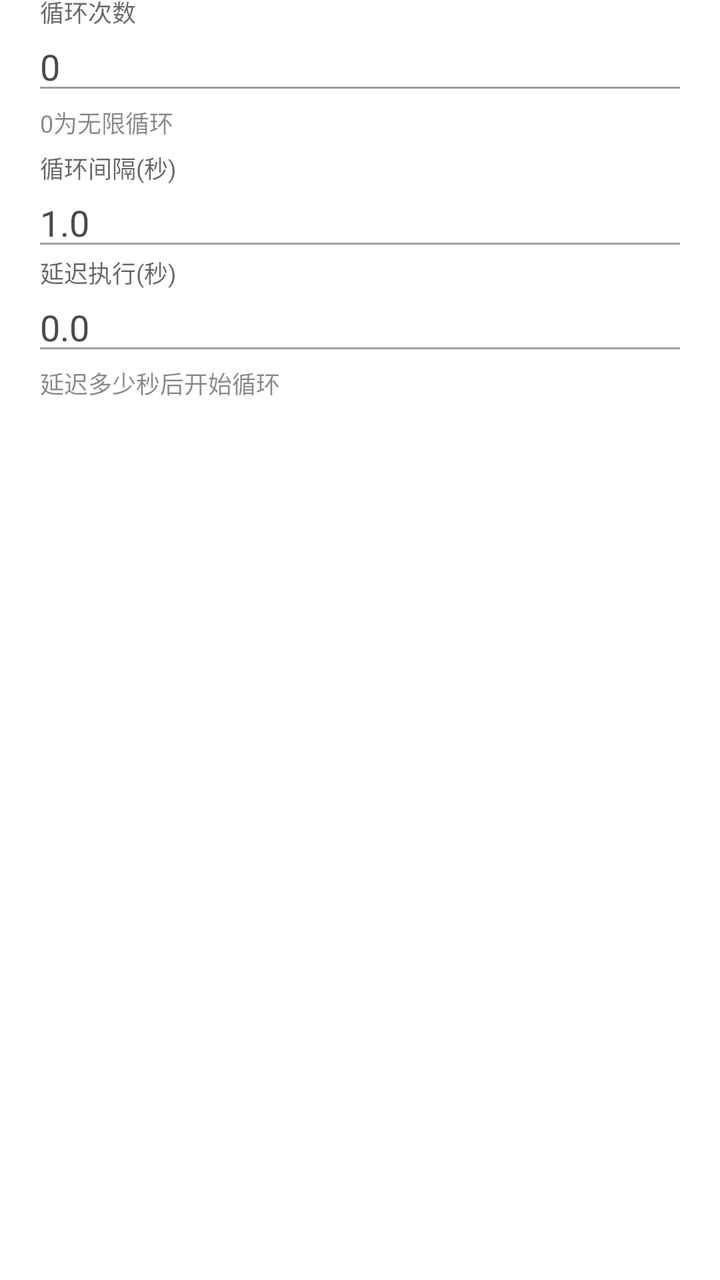
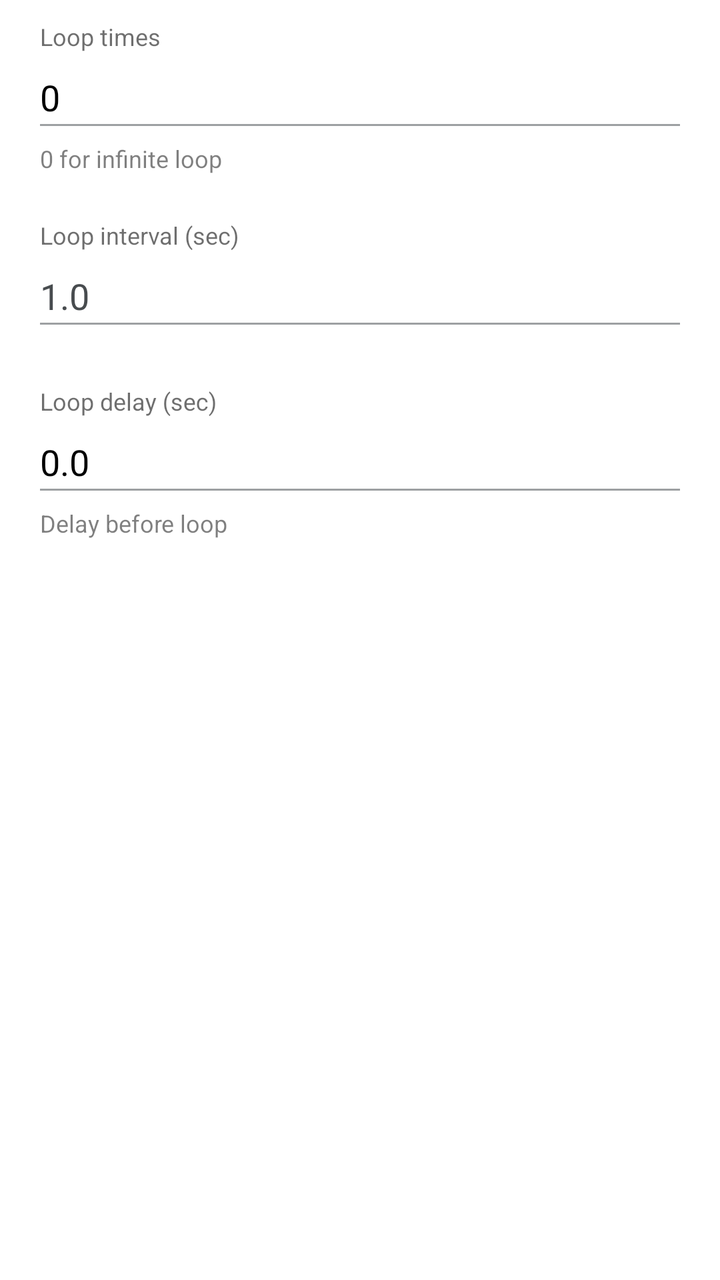

Two renders of the same Android screen: before a commit and after it. Below are the layout's source before the change and the commit's diff.
<!-- AndroidManifest.xml: application theme AppTheme -->
<!-- res/layout/dialog_script_loop.xml -->
<?xml version="1.0" encoding="utf-8"?>
<LinearLayout xmlns:android="http://schemas.android.com/apk/res/android"
              xmlns:tools="http://schemas.android.com/tools"
              android:layout_width="match_parent"
              android:layout_height="match_parent"
              android:orientation="vertical"
              android:paddingLeft="16dp"
              android:paddingRight="16dp">


    <com.google.android.material.textfield.TextInputLayout
        android:layout_width="match_parent"
        android:layout_height="wrap_content"
        android:hint="@string/text_loop_times">

        <androidx.appcompat.widget.AppCompatEditText
            android:id="@+id/loop_times"
            android:layout_width="match_parent"
            android:layout_height="wrap_content"
            android:inputType="number"
            android:text="0"
            tools:ignore="HardcodedText"/>

    </com.google.android.material.textfield.TextInputLayout>

    <TextView
        android:layout_width="match_parent"
        android:layout_height="wrap_content"
        android:layout_marginLeft="4dp"
        android:layout_marginBottom="8dp"
        android:text="@string/hint_loop_times"
        android:textColor="#77000000"
        android:textSize="12sp"/>

    <com.google.android.material.textfield.TextInputLayout
        android:layout_width="match_parent"
        android:layout_height="wrap_content"
        android:hint="@string/text_loop_interval">

        <androidx.appcompat.widget.AppCompatEditText
            android:id="@+id/loop_interval"
            android:layout_width="match_parent"
            android:layout_height="wrap_content"
            android:inputType="numberDecimal"
            android:text="1.0"
            tools:ignore="HardcodedText"/>

    </com.google.android.material.textfield.TextInputLayout>

    <com.google.android.material.textfield.TextInputLayout
        android:layout_width="match_parent"
        android:layout_height="wrap_content"
        android:hint="@string/text_loop_delay">

        <androidx.appcompat.widget.AppCompatEditText
            android:id="@+id/loop_delay"
            android:layout_width="match_parent"
            android:layout_height="wrap_content"
            android:inputType="numberDecimal"
            android:text="0.0"
            tools:ignore="HardcodedText"/>

    </com.google.android.material.textfield.TextInputLayout>

    <TextView
        android:layout_width="match_parent"
        android:layout_height="wrap_content"
        android:layout_marginLeft="4dp"
        android:layout_marginBottom="8dp"
        android:text="@string/hint_loop_delay"
        android:textColor="#77000000"
        android:textSize="12sp"/>
</LinearLayout>
<!-- resources referenced by this layout -->
<resources>
  <string name="hint_loop_delay">延迟多少秒后开始循环</string>
  <string name="hint_loop_times">0为无限循环</string>
  <string name="text_loop_delay">延迟执行(秒)</string>
  <string name="text_loop_interval">循环间隔(秒)</string>
  <string name="text_loop_times">循环次数</string>
  <style name="AppTheme" parent="Theme.AppCompat.DayNight.NoActionBar">
          <item name="colorPrimary">@color/colorPrimary</item>
          <item name="colorPrimaryDark">@color/colorPrimaryDark</item>
          <item name="colorAccent">@color/colorAccent</item>
          <item name="android:textColorPrimary">@color/text_color_secondary</item>
          <item name="android:textColorSecondary">@color/text_color_thirdly</item>
          <item name="android:windowBackground">@color/window_background</item>
          <item name="android:itemBackground">@color/item_background</item>
          <item name="itemBackgroundDark">@color/item_background_dark</item>
          <item name="android:divider">@color/divider</item>
          <item name="drawer_item_text_color">@color/drawer_menu_item_text_color</item>
          <item name="drawer_group_text_color">@color/drawer_menu_group_text_color</item>
      </style>
  <color name="colorPrimary">#37474F</color>
  <color name="colorPrimaryDark">#37474F</color>
  <color name="colorAccent">#03a9f4</color>
  <color name="text_color_secondary">#484C4F</color>
  <color name="text_color_thirdly">#9DA0A2</color>
  <color name="window_background">#FFFFFF</color>
  <color name="item_background">#FFFFFF</color>
  <color name="item_background_dark">#FFFFFF</color>
  <color name="divider">#f2f3f5</color>
  <color name="drawer_menu_item_text_color">#484C4F</color>
  <color name="drawer_menu_group_text_color">#999999</color>
</resources>

<!-- the commit's change to res/layout/dialog_script_loop.xml (unified diff, before → after) -->
@@ -1,73 +1,82 @@
 <?xml version="1.0" encoding="utf-8"?>
 <LinearLayout xmlns:android="http://schemas.android.com/apk/res/android"
-              xmlns:tools="http://schemas.android.com/tools"
-              android:layout_width="match_parent"
-              android:layout_height="match_parent"
-              android:orientation="vertical"
-              android:paddingLeft="16dp"
-              android:paddingRight="16dp">
-
+        xmlns:tools="http://schemas.android.com/tools"
+        android:layout_width="match_parent"
+        android:layout_height="match_parent"
+        android:orientation="vertical"
+        android:paddingLeft="16dp"
+        android:paddingRight="16dp">
 
     <com.google.android.material.textfield.TextInputLayout
-        android:layout_width="match_parent"
-        android:layout_height="wrap_content"
-        android:hint="@string/text_loop_times">
+            android:layout_width="match_parent"
+            android:layout_height="wrap_content"
+            android:layout_marginVertical="12dp"
+            android:textColorHint="#91000000"
+            android:hint="@string/text_loop_times">
 
         <androidx.appcompat.widget.AppCompatEditText
-            android:id="@+id/loop_times"
-            android:layout_width="match_parent"
-            android:layout_height="wrap_content"
-            android:inputType="number"
-            android:text="0"
-            tools:ignore="HardcodedText"/>
+                android:id="@+id/loop_times"
+                android:layout_width="match_parent"
+                android:layout_height="48dp"
+                android:inputType="number"
+                android:text="0"
+                android:textColor="#ff000000"
+                tools:ignore="HardcodedText"
+                android:height="48dp" />
 
-    </com.google.android.material.textfield.TextInputLayout>
-
-    <TextView
-        android:layout_width="match_parent"
-        android:layout_height="wrap_content"
-        android:layout_marginLeft="4dp"
-        android:layout_marginBottom="8dp"
-        android:text="@string/hint_loop_times"
-        android:textColor="#77000000"
-        android:textSize="12sp"/>
-
-    <com.google.android.material.textfield.TextInputLayout
-        android:layout_width="match_parent"
-        android:layout_height="wrap_content"
-        android:hint="@string/text_loop_interval">
-
-        <androidx.appcompat.widget.AppCompatEditText
-            android:id="@+id/loop_interval"
-            android:layout_width="match_parent"
-            android:layout_height="wrap_content"
-            android:inputType="numberDecimal"
-            android:text="1.0"
-            tools:ignore="HardcodedText"/>
+        <TextView
+                android:layout_width="match_parent"
+                android:layout_height="wrap_content"
+                android:layout_marginLeft="4dp"
+                android:textColor="#80000000"
+                android:text="@string/hint_loop_times"
+                android:textSize="12sp" />
 
     </com.google.android.material.textfield.TextInputLayout>
 
     <com.google.android.material.textfield.TextInputLayout
-        android:layout_width="match_parent"
-        android:layout_height="wrap_content"
-        android:hint="@string/text_loop_delay">
+            android:layout_width="match_parent"
+            android:layout_height="wrap_content"
+            android:layout_marginVertical="12dp"
+            android:textColorHint="#91000000"
+            android:hint="@string/text_loop_interval">
 
         <androidx.appcompat.widget.AppCompatEditText
-            android:id="@+id/loop_delay"
-            android:layout_width="match_parent"
-            android:layout_height="wrap_content"
-            android:inputType="numberDecimal"
-            android:text="0.0"
-            tools:ignore="HardcodedText"/>
+                android:id="@+id/loop_interval"
+                android:layout_width="match_parent"
+                android:layout_height="48dp"
+                android:inputType="numberDecimal"
+                android:text="1.0"
+                tools:ignore="HardcodedText"
+                android:height="48dp" />
 
     </com.google.android.material.textfield.TextInputLayout>
 
-    <TextView
-        android:layout_width="match_parent"
-        android:layout_height="wrap_content"
-        android:layout_marginLeft="4dp"
-        android:layout_marginBottom="8dp"
-        android:text="@string/hint_loop_delay"
-        android:textColor="#77000000"
-        android:textSize="12sp"/>
+    <com.google.android.material.textfield.TextInputLayout
+            android:layout_width="match_parent"
+            android:layout_height="wrap_content"
+            android:layout_marginVertical="12dp"
+            android:textColorHint="#91000000"
+            android:hint="@string/text_loop_delay">
+
+        <androidx.appcompat.widget.AppCompatEditText
+                android:id="@+id/loop_delay"
+                android:layout_width="match_parent"
+                android:layout_height="48dp"
+                android:inputType="numberDecimal"
+                android:textColor="#ff000000"
+                android:text="0.0"
+                tools:ignore="HardcodedText" />
+
+        <TextView
+                android:layout_width="match_parent"
+                android:layout_height="wrap_content"
+                android:layout_marginLeft="4dp"
+                android:layout_marginBottom="8dp"
+                android:textColor="#80000000"
+                android:text="@string/hint_loop_delay"
+                android:textSize="12sp" />
+
+    </com.google.android.material.textfield.TextInputLayout>
+
 </LinearLayout>
<!-- resource entries referenced after the edit -->
@@ -1,10 +1,10 @@
 <!-- resources referenced by this layout -->
 <resources>
-  <string name="hint_loop_delay">延迟多少秒后开始循环</string>
-  <string name="hint_loop_times">0为无限循环</string>
-  <string name="text_loop_delay">延迟执行(秒)</string>
-  <string name="text_loop_interval">循环间隔(秒)</string>
-  <string name="text_loop_times">循环次数</string>
+  <string name="hint_loop_delay">Delay before loop</string>
+  <string name="hint_loop_times">0 for infinite loop</string>
+  <string name="text_loop_delay">Loop delay (sec)</string>
+  <string name="text_loop_interval">Loop interval (sec)</string>
+  <string name="text_loop_times">Loop times</string>
   <style name="AppTheme" parent="Theme.AppCompat.DayNight.NoActionBar">
           <item name="colorPrimary">@color/colorPrimary</item>
           <item name="colorPrimaryDark">@color/colorPrimaryDark</item>
